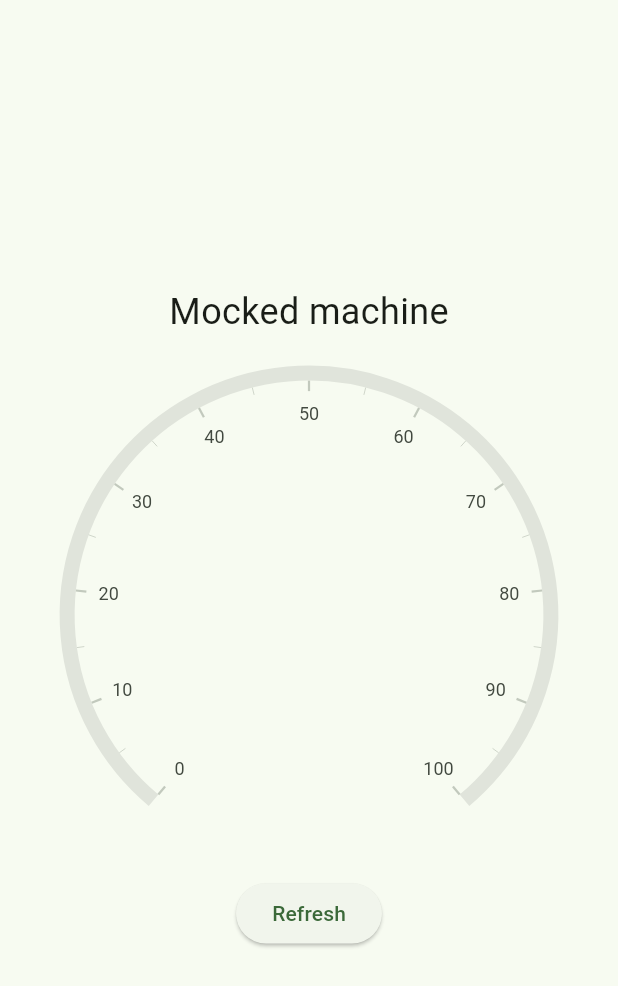
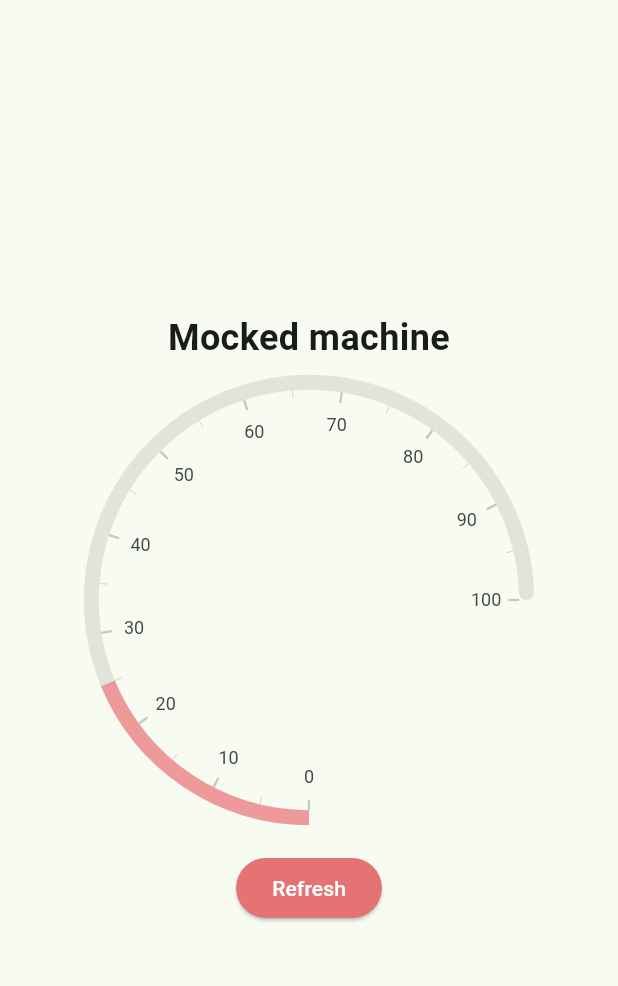
Before and after one commit to vojjta/3DPrintersMonitoring, a Flutter app: the screen it shows after launch, after a tap on "Refresh", on a phone screen of 412 x 824 dp. Shown: the top 986 px of the screen. Run offline on Flutter 3.47's test engine with Material 2 defaults, Android fonts, the phone set to English and light mode, and no system bars; drawn by our look-alikes of syncfusion_flutter_gauges; our stand-ins replace bloc, flutter_bloc, get_it.

Commit message:
Updated UI

```diff
--- a/lib/presentation/bloc/machine/machine_bloc.dart
+++ b/lib/presentation/bloc/machine/machine_bloc.dart
@@ -12,6 +12,8 @@ part 'machine_state.dart';
 
 class MachineBloc extends Bloc<MachineEvent, MachineState> {
   MachineBloc() : super(MachineInitial()) {
+
+
     on<LoadMachineEvent>((event, emit) async {
       final machinesStatus = await GeAllMachines(GetIt.I<MachineRepository>()).call();
       if (machinesStatus is DataSuccess && machinesStatus.data != null) {
--- /dev/null
+++ b/lib/ui/components/app_button.dart
@@ -0,0 +1,21 @@
+import 'package:flutter/material.dart';
+
+class AppButton extends StatelessWidget {
+  final String text;
+  final VoidCallback onPressed;
+
+  const AppButton({super.key, required this.text, required this.onPressed});
+
+  @override
+  Widget build(final BuildContext context) {
+        return ElevatedButton(
+        style: ButtonStyle(
+          backgroundColor: MaterialStateProperty.all<Color>(Colors.red.shade300),
+        ),
+        onPressed: onPressed,
+        child: const Text(
+          "Refresh",
+          style: TextStyle(color: Colors.white),
+        ));
+  }
+}
--- /dev/null
+++ b/lib/ui/components/machine_gauge.dart
@@ -0,0 +1,33 @@
+import 'package:flutter/cupertino.dart';
+import 'package:flutter/material.dart';
+import 'package:syncfusion_flutter_gauges/gauges.dart';
+
+class MachineGauge extends StatelessWidget {
+  final String title;
+  final double value;
+
+  const MachineGauge({super.key, required this.title, required this.value});
+
+  @override
+  Widget build(BuildContext context) {
+    return SfRadialGauge(
+      backgroundColor: Colors.transparent,
+      title: GaugeTitle(text: title, textStyle: const TextStyle(fontSize: 24.0, fontWeight: FontWeight.bold)),
+      axes: [
+
+        RadialAxis(
+          startAngle: 90,
+          endAngle: 360,
+          minimum: 0,
+          maximum: 100,
+          axisLineStyle: const AxisLineStyle(
+            cornerStyle: CornerStyle.bothCurve,
+          ),
+          ranges: [GaugeRange(startValue: 0, endValue: 0, )],
+          // annotations: [GaugeAnnotation(widget: Text('0')) ,],
+          pointers: [RangePointer(value: value, color: Colors.red.shade200,)],
+        )
+      ],
+    );
+  }
+}
--- a/lib/ui/pages/machine_page.dart
+++ b/lib/ui/pages/machine_page.dart
@@ -1,7 +1,8 @@
 import 'package:flutter/material.dart';
 import 'package:flutter_bloc/flutter_bloc.dart';
 import 'package:printer_monitoring/presentation/bloc/machine/machine_bloc.dart';
-import 'package:syncfusion_flutter_gauges/gauges.dart';
+import 'package:printer_monitoring/ui/components/app_button.dart';
+import 'package:printer_monitoring/ui/components/machine_gauge.dart';
 
 class MachinePage extends StatelessWidget {
   const MachinePage({super.key});
@@ -9,21 +10,27 @@ class MachinePage extends StatelessWidget {
   @override
   Widget build(final BuildContext context) {
     return BlocProvider(
-      create: (_) => MachineBloc(),
+      create: (_) => MachineBloc()..add(LoadMachineEvent()),
       child: Center(child: BlocBuilder<MachineBloc, MachineState>(
         builder: (context, state) {
           return Column(
             mainAxisAlignment: MainAxisAlignment.center,
             children: [
               state is MachineLoaded
-                  ? Text(state.machine.name, style: const TextStyle(fontSize: 24))
-                  : const Text('Machine Page', style: TextStyle(fontSize: 24)),
+                  ? MachineGauge(
+                      title: state.machine.name,
+                      value: 25,
+                    )
+                  : const Text('Machine', style: TextStyle(fontSize: 24)),
               const SizedBox(
                 height: 10,
               ),
-              SfRadialGauge(),
-              ElevatedButton(
-                  onPressed: () => {context.read<MachineBloc>().add(LoadMachineEvent())}, child: const Text("Refresh")),
+              AppButton(
+                text: 'Refresh',
+                onPressed: () {
+                  context.read<MachineBloc>().add(LoadMachineEvent());
+                },
+              )
             ],
           );
         },
--- /dev/null
+++ b/lib/ui/pages/widgets/machine_widget.dart
@@ -0,0 +1,17 @@
+import 'package:flutter/material.dart';
+import 'package:printer_monitoring/ui/components/machine_gauge.dart';
+
+class MachineWidget extends StatelessWidget {
+  final String title;
+  final double value;
+
+  const MachineWidget({Key? key, required this.title, required this.value}) : super(key: key);
+
+  @override
+  Widget build(BuildContext context) {
+    return Stack(
+      alignment: Alignment.center,
+      children: [MachineGauge(title: title, value: value)],
+    );
+  }
+}
```
